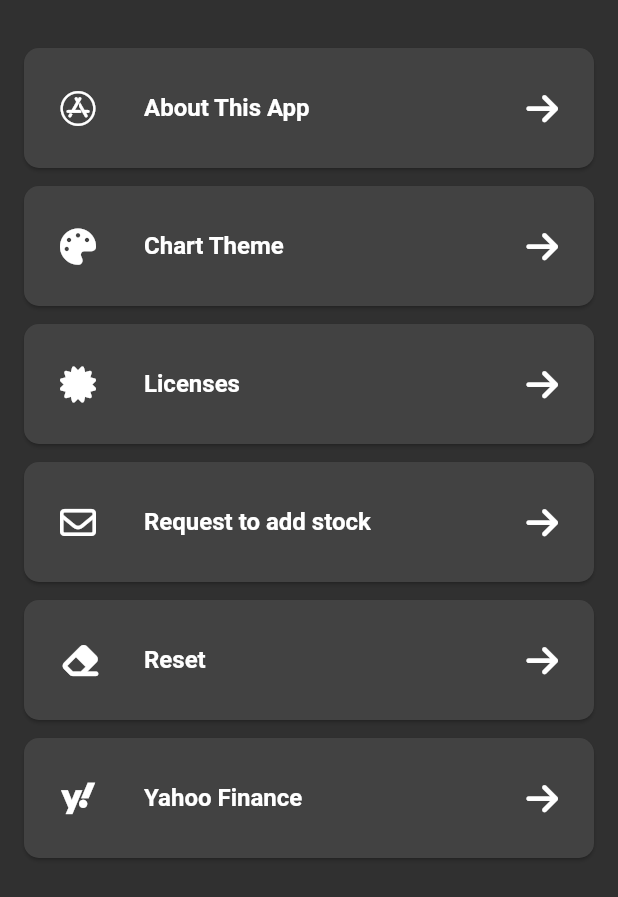
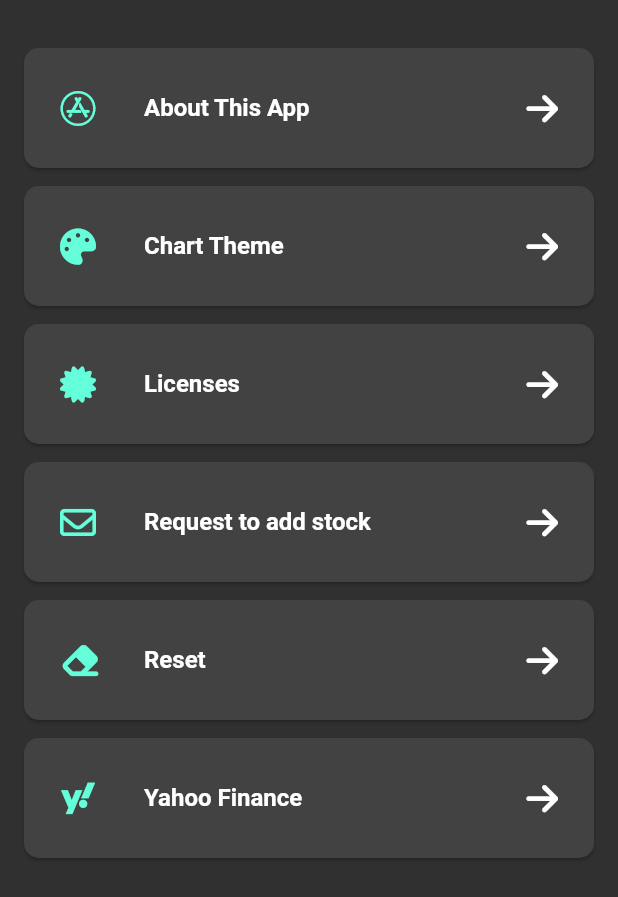
Before and after one commit to kolbe-ryo/income-life, a Flutter app: the SettingsPage screen opened directly, on a phone screen of 412 x 824 dp. Shown: the top 897 px of the screen. Run offline on Flutter 3.47's test engine with Material 2 defaults, Android fonts, the phone set to English and light mode, and no system bars; our stand-ins replace flutter_slidable, font_awesome_flutter, freezed_annotation, get_it, google_mobile_ads, pie_chart and 3 more; missing offline and left inert: flutter_state_notifier, gsheets, simple_logger; accounts and stored records are empty.

```diff
--- a/lib/ui/settings_page/settings_page.dart
+++ b/lib/ui/settings_page/settings_page.dart
@@ -3,6 +3,7 @@ import 'package:flutter/material.dart';
 
 // Package imports:
 import 'package:font_awesome_flutter/font_awesome_flutter.dart';
+import 'package:income_life/ui/common/app_colors.dart';
 import 'package:provider/provider.dart';
 
 // Project imports:
@@ -27,7 +28,10 @@ class SettingsPage extends StatelessWidget {
           children: [
             const SizedBox(height: kPadding),
             _CardTile(
-              leadingIcon: const FaIcon(FontAwesomeIcons.appStore),
+              leadingIcon: const FaIcon(
+                FontAwesomeIcons.appStore,
+                color: AppColors.tealAccent,
+              ),
               title: 'About This App',
               trailingIcon: const FaIcon(FontAwesomeIcons.arrowRight),
               onTap: () => Navigator.push(
@@ -39,7 +43,10 @@ class SettingsPage extends StatelessWidget {
               ),
             ),
             _CardTile(
-              leadingIcon: const FaIcon(FontAwesomeIcons.palette),
+              leadingIcon: const FaIcon(
+                FontAwesomeIcons.palette,
+                color: AppColors.tealAccent,
+              ),
               title: 'Chart Theme',
               trailingIcon: const FaIcon(FontAwesomeIcons.arrowRight),
               onTap: () => Navigator.push(
@@ -48,13 +55,19 @@ class SettingsPage extends StatelessWidget {
               ),
             ),
             _CardTile(
-              leadingIcon: const FaIcon(FontAwesomeIcons.certificate),
+              leadingIcon: const FaIcon(
+                FontAwesomeIcons.certificate,
+                color: AppColors.tealAccent,
+              ),
               title: 'Licenses',
               trailingIcon: const FaIcon(FontAwesomeIcons.arrowRight),
               onTap: () => showLicensePage(context: context),
             ),
             _CardTile(
-              leadingIcon: const FaIcon(FontAwesomeIcons.envelope),
+              leadingIcon: const FaIcon(
+                FontAwesomeIcons.envelope,
+                color: AppColors.tealAccent,
+              ),
               title: 'Request to add stock',
               trailingIcon: const FaIcon(FontAwesomeIcons.arrowRight),
               onTap: () => Navigator.push(
@@ -63,13 +76,19 @@ class SettingsPage extends StatelessWidget {
               ),
             ),
             _CardTile(
-              leadingIcon: const FaIcon(FontAwesomeIcons.eraser),
+              leadingIcon: const FaIcon(
+                FontAwesomeIcons.eraser,
+                color: AppColors.tealAccent,
+              ),
               title: 'Reset',
               trailingIcon: const FaIcon(FontAwesomeIcons.arrowRight),
               onTap: () => _reset(context),
             ),
             _CardTile(
-              leadingIcon: const FaIcon(FontAwesomeIcons.yahoo),
+              leadingIcon: const FaIcon(
+                FontAwesomeIcons.yahoo,
+                color: AppColors.tealAccent,
+              ),
               title: 'Yahoo Finance',
               trailingIcon: const FaIcon(FontAwesomeIcons.arrowRight),
               onTap: () => Navigator.push(
```
Also changed, not shown: lib/ui/settings_page/setting_contents/request_to_add_stock/request_to_add_stick_page_view_model.dart (deleted, +0 -14 lines), lib/ui/settings_page/setting_contents/request_to_add_stock/request_to_add_stock_page.dart (+96 -10 lines), lib/ui/settings_page/setting_contents/request_to_add_stock/request_to_add_stock_page_state.dart (added, +11 -0 lines), lib/ui/settings_page/setting_contents/request_to_add_stock/request_to_add_stock_page_view_model.dart (added, +33 -0 lines), lib/ui/settings_page/setting_contents/request_to_add_stock/request_to_add_stock_page_state.freezed.dart (added).
